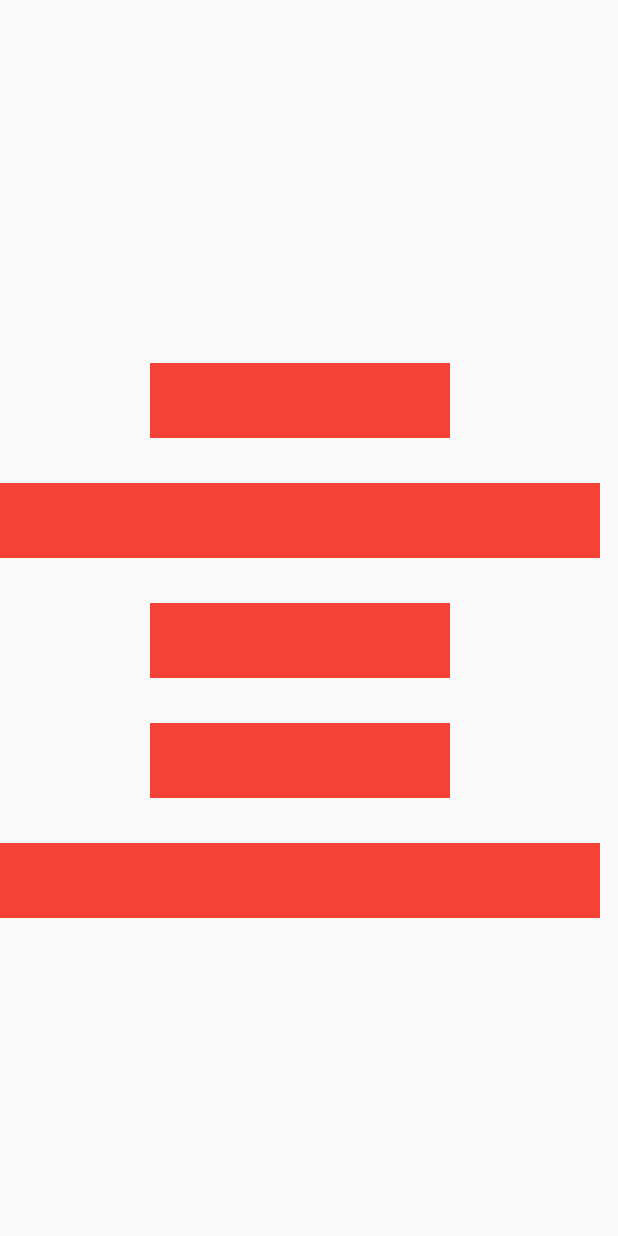
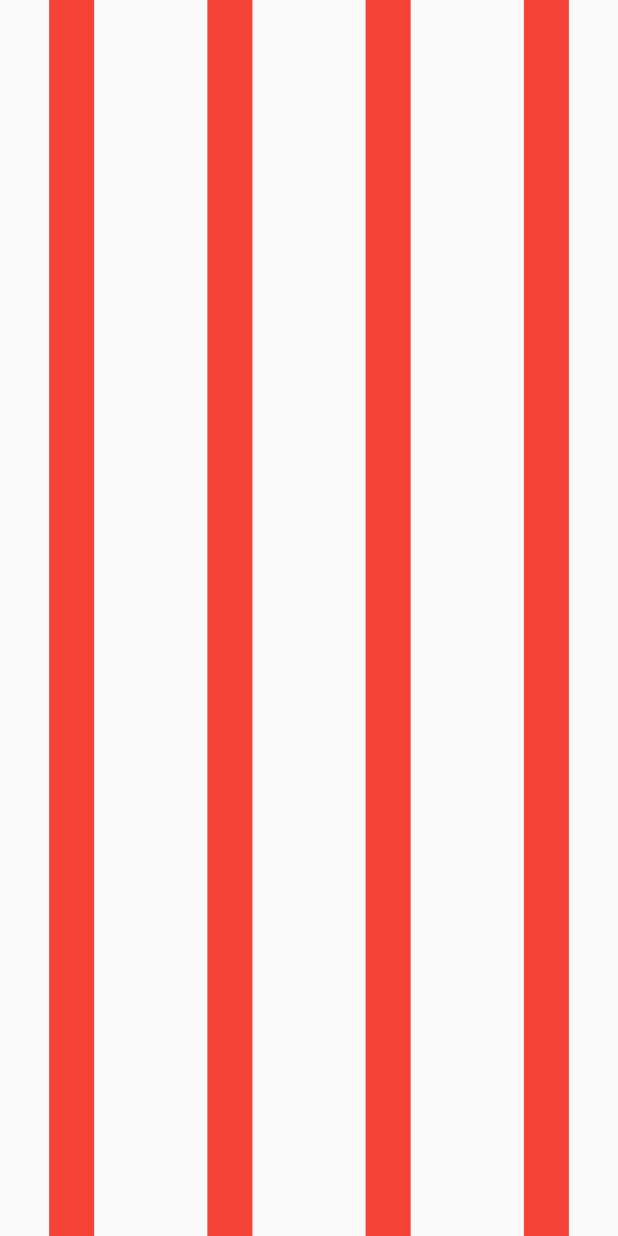
Before and after one commit to rabinacharya11/45-Days-Flutter-Bootcamp, a Flutter app: the screen it shows after launch, on a phone screen of 412 x 824 dp. Run offline on Flutter 3.47's test engine with Material 2 defaults, Android fonts, the phone set to English and light mode, and no system bars.

Commit message:
row done

```diff
--- a/flutter_tut/lib/main.dart
+++ b/flutter_tut/lib/main.dart
@@ -29,50 +29,39 @@ class _HomeScreenState extends State<HomeScreen> {
     return Scaffold(
         body: SafeArea(
       child: SizedBox(
-        height: MediaQuery.of(context).size.height,
-        width: 400,
-        child: Column(
-          mainAxisAlignment: MainAxisAlignment.center,
-          crossAxisAlignment: CrossAxisAlignment.center,
+        child: Row(
+          mainAxisAlignment: MainAxisAlignment.spaceEvenly,
+          crossAxisAlignment: CrossAxisAlignment.stretch,
           children: [
-            SizedBox(
-              height: 30,
-            ),
             Container(
-              height: 50,
-              width: 200,
+              height: 100,
+              width: 30,
               color: Colors.red,
             ),
             SizedBox(
-              height: 30,
+              width: 10,
             ),
             Container(
-              height: 50,
+              height: 400,
+              width: 30,
               color: Colors.red,
             ),
             SizedBox(
-              height: 30,
+              width: 10,
             ),
             Container(
-              height: 50,
-              width: 200,
+              height: 400,
+              width: 30,
               color: Colors.red,
             ),
             SizedBox(
-              height: 30,
+              width: 10,
             ),
             Container(
-              height: 50,
-              width: 200,
+              height: 400,
+              width: 30,
               color: Colors.red,
-            ),
-            SizedBox(
-              height: 30,
-            ),
-            Container(
-              height: 50,
-              color: Colors.red,
-            ),
+            )
           ],
         ),
       ),
```
